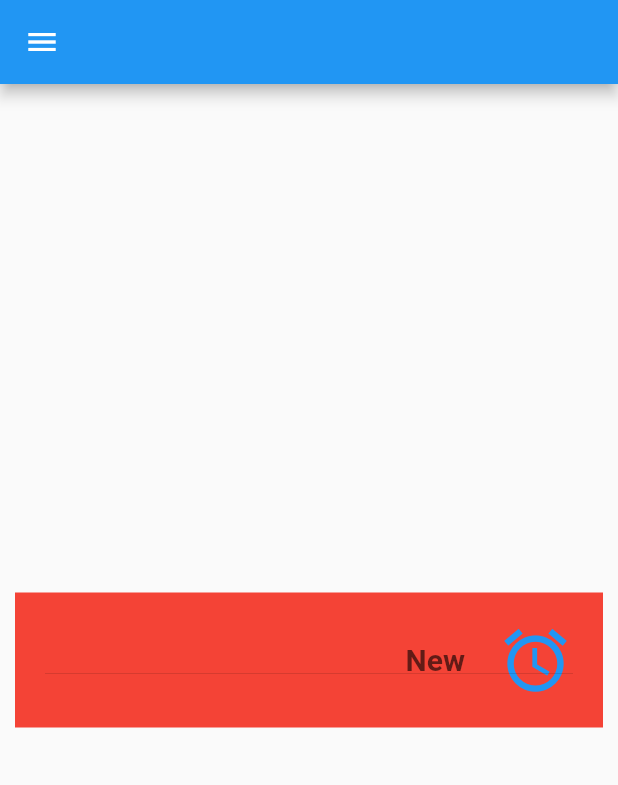
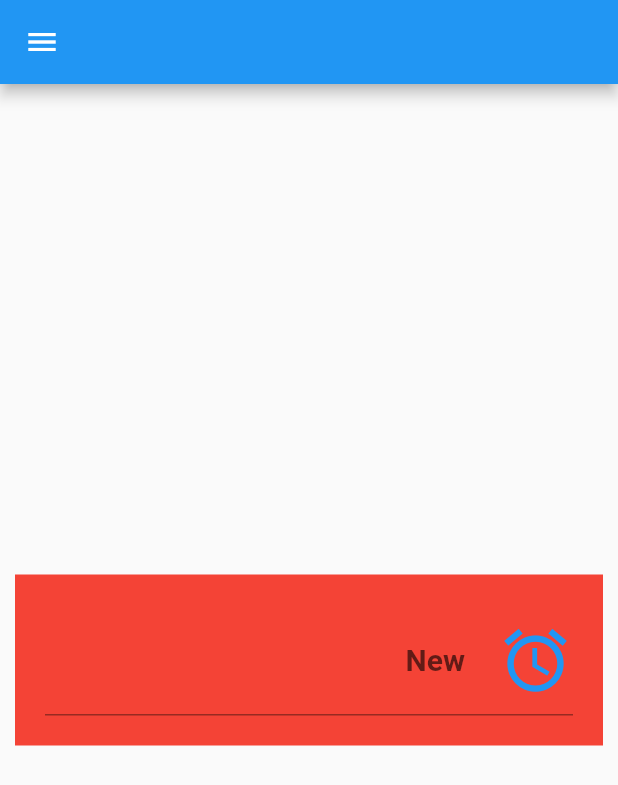
Before and after one commit to wejden7/Flutter_Tutorial, a Flutter app: the screen it shows after launch, on a phone screen of 412 x 824 dp. Shown: the top 785 px of the screen. Run offline on Flutter 3.47's test engine with Material 2 defaults, Android fonts, the phone set to English and light mode, and no system bars.

Commit message:
DropdownButtonFormField

```diff
--- a/lib/NewPage/test.dart
+++ b/lib/NewPage/test.dart
@@ -14,14 +14,11 @@ class _TestState extends State<Test> {
         margin: EdgeInsets.all(10),
         padding: EdgeInsets.all(20),
         color: Colors.red,
-        child: DropdownButton(
+        child: DropdownButtonFormField(
           //dropdownColor: Colors.blue,
           icon: Icon(Icons.access_alarm),
           iconSize: 50,
           iconEnabledColor: Colors.blue,
-          underline: Divider(
-            thickness: 0,
-          ),
           isExpanded: true,
           hint: Row(
             children: [
```
